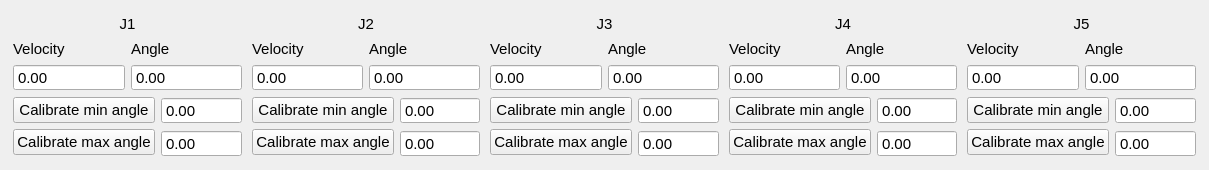
Before: the Qt Designer form gui_arm_us/resource/gui_arm_us.ui in CharloLeRigolo/ArmUs, drawn with Qt 5.
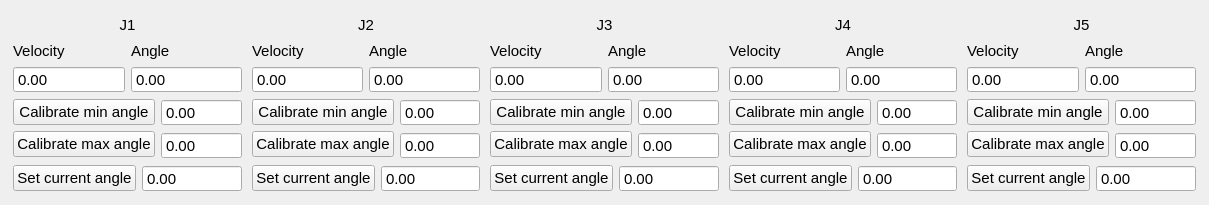
After: the same form once the commit is applied.

```diff
--- a/gui_arm_us/resource/gui_arm_us.ui
+++ b/gui_arm_us/resource/gui_arm_us.ui
@@ -10,7 +10,7 @@
     <x>0</x>
     <y>0</y>
     <width>1209</width>
-    <height>170</height>
+    <height>205</height>
    </rect>
   </property>
   <property name="font">
@@ -176,6 +176,28 @@
          </item>
         </layout>
        </item>
+       <item>
+        <layout class="QVBoxLayout" name="verticalLayout_21">
+         <item>
+          <layout class="QHBoxLayout" name="horizontalLayout_17">
+           <item>
+            <widget class="QPushButton" name="set_angle_b_1">
+             <property name="text">
+              <string>Set current angle</string>
+             </property>
+            </widget>
+           </item>
+           <item>
+            <widget class="QDoubleSpinBox" name="set_angle_1">
+             <property name="buttonSymbols">
+              <enum>QAbstractSpinBox::NoButtons</enum>
+             </property>
+            </widget>
+           </item>
+          </layout>
+         </item>
+        </layout>
+       </item>
       </layout>
      </item>
      <item>
@@ -321,6 +343,28 @@
          </item>
         </layout>
        </item>
+       <item>
+        <layout class="QVBoxLayout" name="verticalLayout_24">
+         <item>
+          <layout class="QHBoxLayout" name="horizontalLayout_18">
+           <item>
+            <widget class="QPushButton" name="set_angle_b_2">
+             <property name="text">
+              <string>Set current angle</string>
+             </property>
+            </widget>
+           </item>
+           <item>
+            <widget class="QDoubleSpinBox" name="set_angle_2">
+             <property name="buttonSymbols">
+              <enum>QAbstractSpinBox::NoButtons</enum>
+             </property>
+            </widget>
+           </item>
+          </layout>
+         </item>
+        </layout>
+       </item>
       </layout>
      </item>
      <item>
@@ -466,6 +510,28 @@
          </item>
         </layout>
        </item>
+       <item>
+        <layout class="QVBoxLayout" name="verticalLayout_25">
+         <item>
+          <layout class="QHBoxLayout" name="horizontalLayout_19">
+           <item>
+            <widget class="QPushButton" name="set_angle_b_3">
+             <property name="text">
+              <string>Set current angle</string>
+             </property>
+            </widget>
+           </item>
+           <item>
+            <widget class="QDoubleSpinBox" name="set_angle_3">
+             <property name="buttonSymbols">
+              <enum>QAbstractSpinBox::NoButtons</enum>
+             </property>
+            </widget>
+           </item>
+          </layout>
+         </item>
+        </layout>
+       </item>
       </layout>
      </item>
      <item>
@@ -611,6 +677,28 @@
          </item>
         </layout>
        </item>
+       <item>
+        <layout class="QVBoxLayout" name="verticalLayout_26">
+         <item>
+          <layout class="QHBoxLayout" name="horizontalLayout_20">
+           <item>
+            <widget class="QPushButton" name="set_angle_b_4">
+             <property name="text">
+              <string>Set current angle</string>
+             </property>
+            </widget>
+           </item>
+           <item>
+            <widget class="QDoubleSpinBox" name="set_angle_4">
+             <property name="buttonSymbols">
+              <enum>QAbstractSpinBox::NoButtons</enum>
+             </property>
+            </widget>
+           </item>
+          </layout>
+         </item>
+        </layout>
+       </item>
       </layout>
      </item>
      <item>
@@ -756,6 +844,34 @@
          </item>
         </layout>
        </item>
+       <item>
+        <layout class="QVBoxLayout" name="verticalLayout_27">
+         <item>
+          <layout class="QHBoxLayout" name="horizontalLayout_21">
+           <item>
+            <widget class="QPushButton" name="set_angle_b_5">
+             <property name="text">
+              <string>Set current angle</string>
+             </property>
+            </widget>
+           </item>
+           <item>
+            <widget class="QDoubleSpinBox" name="set_angle_5">
+             <property name="enabled">
+              <bool>true</bool>
+             </property>
+             <property name="acceptDrops">
+              <bool>false</bool>
+             </property>
+             <property name="buttonSymbols">
+              <enum>QAbstractSpinBox::NoButtons</enum>
+             </property>
+            </widget>
+           </item>
+          </layout>
+         </item>
+        </layout>
+       </item>
       </layout>
      </item>
     </layout>
```
